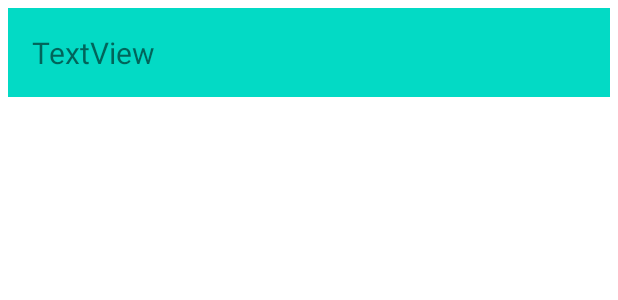
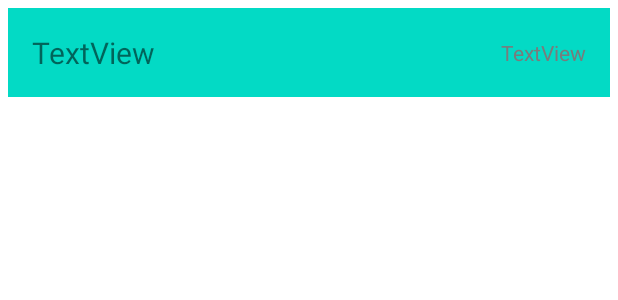
Before and after one commit to ermakovaDev/HandBook_v01, an Android app: the layout rc_item.xml on its own in the app's theme, with its tools: preview values and no code run, on a phone screen of 412 x 824 dp. Shown: the top 300 px of the screen. Run offline under Robolectric (Android 15) with nearby library versions, the phone set to English and light mode, and no system bars.

Commit message:
Time for Item

```diff
--- a/app/src/main/java/me/chronick/sqlite_17_n/db/ListItem.kt
+++ b/app/src/main/java/me/chronick/sqlite_17_n/db/ListItem.kt
@@ -5,4 +5,5 @@ class ListItem {
     var title ="empty"
     var desc = "empty"
     var uri = "empty"
+    var time = ""
 }
--- a/app/src/main/java/me/chronick/sqlite_17_n/db/MyAdapter.kt
+++ b/app/src/main/java/me/chronick/sqlite_17_n/db/MyAdapter.kt
@@ -17,10 +17,12 @@ class MyAdapter(listMy: ArrayList<ListItem>, mainContext: Context) : RecyclerVie
 
     class MyHolder(itemView: View, vHContext: Context) : RecyclerView.ViewHolder(itemView) {
         private val tvTitle:TextView = itemView.findViewById(R.id.tvTitle)
+        private val tvTimeItem:TextView = itemView.findViewById(R.id.tvTimeItem)
         private val context = vHContext
 
         fun setData(item: ListItem){
             tvTitle.text=item.title
+            tvTimeItem.text =item.time
             itemView.setOnClickListener{
                 val intent = Intent(context, EditActivity::class.java).apply {  // откуда куда
                     putExtra(MyIntentConstants.INTENT_ID_KEY, item.id)
--- a/app/src/main/java/me/chronick/sqlite_17_n/db/MyDBNameClass.kt
+++ b/app/src/main/java/me/chronick/sqlite_17_n/db/MyDBNameClass.kt
@@ -9,6 +9,7 @@ object MyDBNameClass {
     const val COLUMN_NAME_TITLE = "title"
     const val COLUMN_NAME_CONTENT = "content"
     const val COLUMN_NAME_IMAGE_URI = "uri"
+    const val COLUMN_NAME_TIME = "time"
 
     const val DATABASE_VERSION = 1
     const val DATABASE_NAME = "MyDB.db"
@@ -18,7 +19,8 @@ object MyDBNameClass {
                 "${BaseColumns._ID} INTEGER PRIMARY KEY," +
                 "$COLUMN_NAME_TITLE TEXT," +
                 "$COLUMN_NAME_CONTENT TEXT," +
-                "$COLUMN_NAME_IMAGE_URI TEXT)"
+                "$COLUMN_NAME_IMAGE_URI TEXT," +
+                "$COLUMN_NAME_TIME TEXT)"
 
     const val DELETE_TABLE = "DROP TABLE IF EXISTS $TABLE_NAME"
 }
--- a/app/src/main/res/layout/rc_item.xml
+++ b/app/src/main/res/layout/rc_item.xml
@@ -21,4 +21,17 @@
         app:layout_constraintHorizontal_bias="0.0"
         app:layout_constraintStart_toStartOf="parent"
         app:layout_constraintTop_toTopOf="parent" />
+
+    <TextView
+        android:id="@+id/tvTimeItem"
+        android:layout_width="wrap_content"
+        android:layout_height="wrap_content"
+        android:layout_marginTop="20dp"
+        android:layout_marginEnd="16dp"
+        android:layout_marginBottom="20dp"
+        android:text="TextView"
+        android:textColor="#797C7C"
+        app:layout_constraintBottom_toBottomOf="parent"
+        app:layout_constraintEnd_toEndOf="parent"
+        app:layout_constraintTop_toTopOf="parent" />
 </androidx.constraintlayout.widget.ConstraintLayout>
```
Also changed, not shown: app/src/main/java/me/chronick/sqlite_17_n/EditActivity.kt (+19 -12 lines), app/src/main/java/me/chronick/sqlite_17_n/db/MyDBManager.kt (+9 -3 lines).
